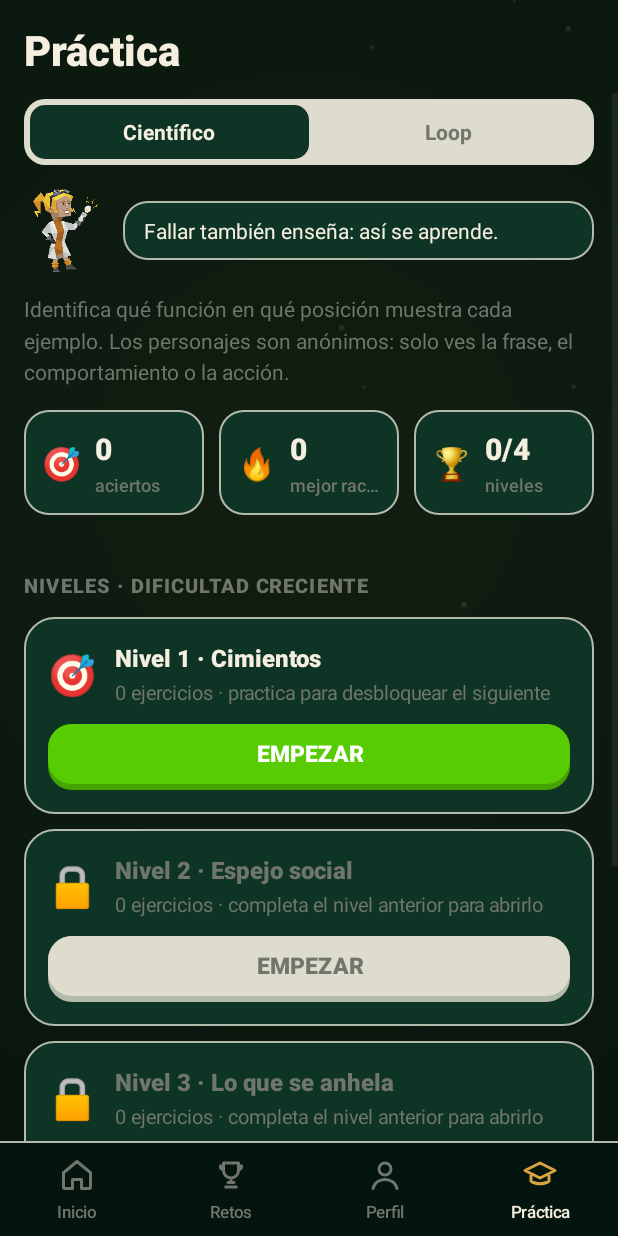
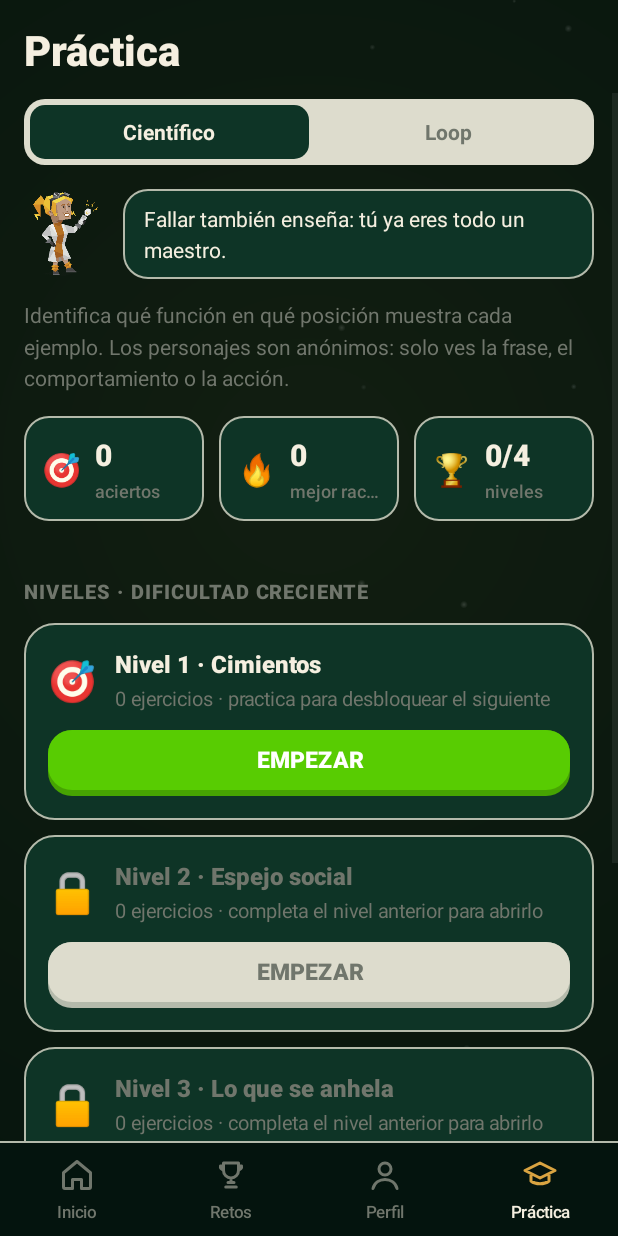
Before and after one commit to ElAntiCristo616/ValhallaSchool, an Android app: the screen it shows after launch (MainActivity), after a tap on "Práctica", on a phone screen of 412 x 824 dp. Run offline under Robolectric (Android 15) with nearby library versions, the phone set to English and light mode, and no system bars; pictures from the network do not load; 2 statements that could not run were skipped; 1 other tap on this screen came first.

Commit message:
v1.2.4: SOLO SARCASMO — mascota (Avatars.PHRASES) y títulos PRAISE/Perfecto también sarcásticos, cero mensajes positivos

```diff
--- a/app/src/main/java/com/valhallaschool/app/Avatars.java
+++ b/app/src/main/java/com/valhallaschool/app/Avatars.java
@@ -36,19 +36,22 @@ final class Avatars {
         for (String t : TYPES) for (int v = 1; v <= 3; v++) FILES[k++] = t + "_Avatar" + v + ".png";
     }
 
+    /** Frases de la mascota (bocadillo pequeño en Inicio y Práctica). TODO
+     *  sarcasmo, burla o insulto, como el acompañante: NADA de elogios
+     *  sinceros. {name} = nombre de usuario actual (nickname o «Sin nombre»). */
     static final String[] PHRASES = {
-            "¡Tú puedes! Un ejemplo más.",
-            "Ese estuvo bueno. ¿El siguiente?",
-            "La sociónica se aprende jugando.",
-            "¡Vamos! Cada acierto suma.",
-            "Fallar también enseña: así se aprende.",
-            "¿Ya viste qué función era?",
-            "Sigue así, vas muy bien.",
-            "Un tipo a la vez, sin prisa.",
-            "¡Ese ejemplo era de los difíciles!",
-            "Respira y piensa en el Modelo A.",
-            "La práctica hace al tipador.",
-            "¿Otro round? Yo te acompaño.",
+            "¡Tú puedes, {name}! Un ejemplo más… a ver si no la cagas.",
+            "Ese estuvo bueno. ¿Casualidad o copiaste?",
+            "La sociónica se aprende jugando… tú, a duras penas.",
+            "¡Vamos, {name}! Cada acierto suma… cuando aciertas.",
+            "Fallar también enseña: tú ya eres todo un maestro.",
+            "¿Ya viste qué función era? Ni tú, ¿verdad?",
+            "Sigue así, {name}… total, peor no se puede.",
+            "Un tipo a la vez, sin prisa… que prisa no tienes, ¿o sí?",
+            "¡Ese ejemplo era de los difíciles! Por eso lo fallaste.",
+            "Respira y piensa en el Modelo A, {name}… si es que puedes.",
+            "La práctica hace al tipador. A ti todavía te falta práctica.",
+            "¿Otro round, {name}? Yo te acompaño… alguien tiene que reírse.",
     };
 
     private Avatars() {}
@@ -111,7 +114,7 @@ final class Avatars {
     static LinearLayout bubble(Context c) {
         LinearLayout r = row(c);
         r.addView(view(c, 56), lp(dp(56), dp(56)));
-        TextView t = tv(c, PHRASES[Quiz.R.nextInt(PHRASES.length)], 14, TEXT, REG);
+        TextView t = tv(c, PHRASES[Quiz.R.nextInt(PHRASES.length)].replace("{name}", Store.I.displayName()), 14, TEXT, REG);
         t.setBackground(round(SURF, 16, LINE, 1));
         t.setPadding(dp(14), dp(10), dp(14), dp(10));
         t.setLineSpacing(0, 1.25f);
--- a/app/src/main/java/com/valhallaschool/app/LoopScreen.java
+++ b/app/src/main/java/com/valhallaschool/app/LoopScreen.java
@@ -27,7 +27,8 @@ import static com.valhallaschool.app.Ui.*;
  */
 final class LoopScreen extends MainActivity.Screen {
     private static final int ASK = 1, FEEDBACK = 2;
-    private static final String[] PRAISE = {"¡Bien!", "¡Correcto!", "¡Muy bien!", "¡Genial!", "¡Exacto!"};
+    /** Título al acertar: sarcasmo, nunca elogio sincero (como el acompañante). */
+    private static final String[] PRAISE = {"¡Wow!", "¿Casualidad?", "¡Milagro!", "¡Por fin!", "¡Ni tú te la crees!"};
 
     /** Una carta del mazo: de teoría (Quiz.Q) o de práctica (PracticeData.Ex). */
     private static final class Card {
--- a/app/src/main/java/com/valhallaschool/app/PracticeScreen.java
+++ b/app/src/main/java/com/valhallaschool/app/PracticeScreen.java
@@ -27,7 +27,8 @@ import static com.valhallaschool.app.Ui.*;
  */
 final class PracticeScreen extends MainActivity.Screen {
     private static final int ASK = 1, FEEDBACK = 2, END = 3;
-    private static final String[] PRAISE = {"¡Bien!", "¡Correcto!", "¡Muy bien!", "¡Genial!", "¡Exacto!"};
+    /** Título al acertar: sarcasmo, nunca elogio sincero (como el acompañante). */
+    private static final String[] PRAISE = {"¡Wow!", "¿Casualidad?", "¡Milagro!", "¡Por fin!", "¡Ni tú te la crees!"};
 
     private final ArrayDeque<PracticeData.Ex> queue = new ArrayDeque<>();
     private final int level, total;
@@ -252,7 +253,7 @@ final class PracticeScreen extends MainActivity.Screen {
         fin.setPadding(0, dp(48), 0, 0);
         fin.addView(Avatars.view(a, 120), lpm(W, W, 0, 0, 0, 4));
         fin.addView(tv(a, perfect ? "💎" : levelDone ? "🏆" : "🎯", 84, TEXT, REG));
-        fin.addView(tv(a, perfect ? "¡Perfecto!" : levelDone ? "¡Nivel " + level + " completado!" : "¡Ronda terminada!", 28, ACCENT, BLACK), lpm(W, W, 0, 10, 0, 0));
+        fin.addView(tv(a, perfect ? "¡Perfecto! ¿Casualidad?" : levelDone ? "¡Nivel " + level + " completado!" : "¡Ronda terminada!", 28, ACCENT, BLACK), lpm(W, W, 0, 10, 0, 0));
         TextView p = tv(a, levelDone
                 ? (level < PracticeData.LEVELS
                         ? "Acertaste " + firstOk + " de 10 a la primera. Nivel " + (level + 1) + " desbloqueado."
--- a/app/src/main/java/com/valhallaschool/app/SessionScreen.java
+++ b/app/src/main/java/com/valhallaschool/app/SessionScreen.java
@@ -23,7 +23,8 @@ import static com.valhallaschool.app.Ui.*;
  */
 final class SessionScreen extends MainActivity.Screen {
     private static final int LEARN = 0, ASK = 1, FEEDBACK = 2, END = 3;
-    private static final String[] PRAISE = {"¡Bien!", "¡Correcto!", "¡Muy bien!", "¡Genial!", "¡Exacto!"};
+    /** Título al acertar: sarcasmo, nunca elogio sincero (como el acompañante). */
+    private static final String[] PRAISE = {"¡Wow!", "¿Casualidad?", "¡Milagro!", "¡Por fin!", "¡Ni tú te la crees!"};
 
     private final ArrayDeque<Object> queue = new ArrayDeque<>();
     private final int total, bonus;
@@ -301,7 +302,7 @@ final class SessionScreen extends MainActivity.Screen {
         fin.setGravity(Gravity.CENTER_HORIZONTAL);
         fin.setPadding(0, dp(48), 0, 0);
         fin.addView(tv(a, perfect ? "💎" : "🏆", 84, TEXT, REG));
-        fin.addView(tv(a, perfect ? "¡Perfecto!" : "¡Lección completada!", 28, ACCENT, BLACK), lpm(W, W, 0, 10, 0, 0));
+        fin.addView(tv(a, perfect ? "¡Perfecto! ¿Casualidad?" : "¡Lección completada!", 28, ACCENT, BLACK), lpm(W, W, 0, 10, 0, 0));
         TextView p = tv(a,
                 missed.isEmpty() ? "Todo correcto a la primera." :
                 missed.size() + (missed.size() == 1 ? " idea" : " ideas") + " volverán en tus repasos.", 15, MUTED, REG);
```
